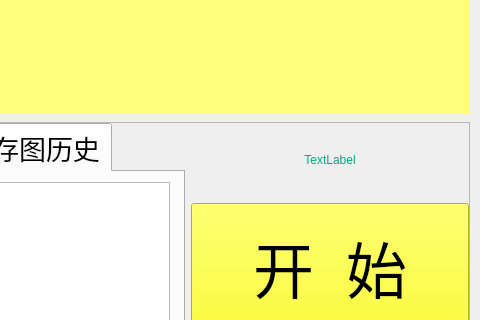
Before: the Qt Designer form Device360/Device360.ui in zhaoxiaochun-art/360, drawn with Qt 5; both pictures show x 288 to 768 and y 616 to 936 of the 768 by 1366 pixel window.
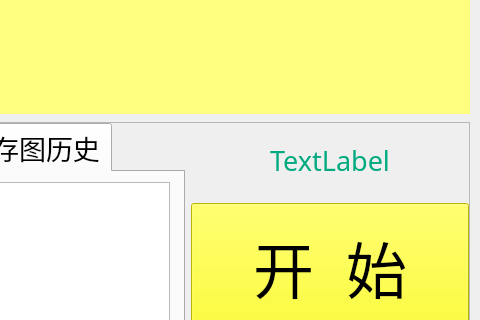
After: the same form once the commit is applied. Custom widgets are drawn as their Qt base class.

What changed in the file:
```diff
--- a/Device360/Device360.ui
+++ b/Device360/Device360.ui
@@ -446,6 +446,12 @@
              <height>50</height>
             </size>
            </property>
+           <property name="font">
+            <font>
+             <family>幼圆</family>
+             <pointsize>20</pointsize>
+            </font>
+           </property>
            <property name="styleSheet">
             <string notr="true">color: rgb(0, 170, 127);</string>
            </property>
```
